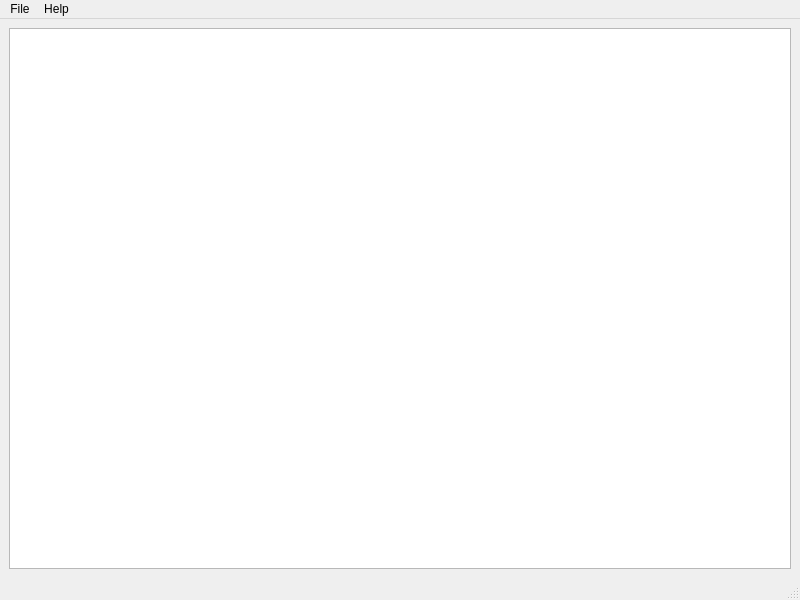
Above: qt_gui/LibraryManagementSystem/mainwindow.ui from Corrlie/Library_management_system before the change. Below: the same form after it.
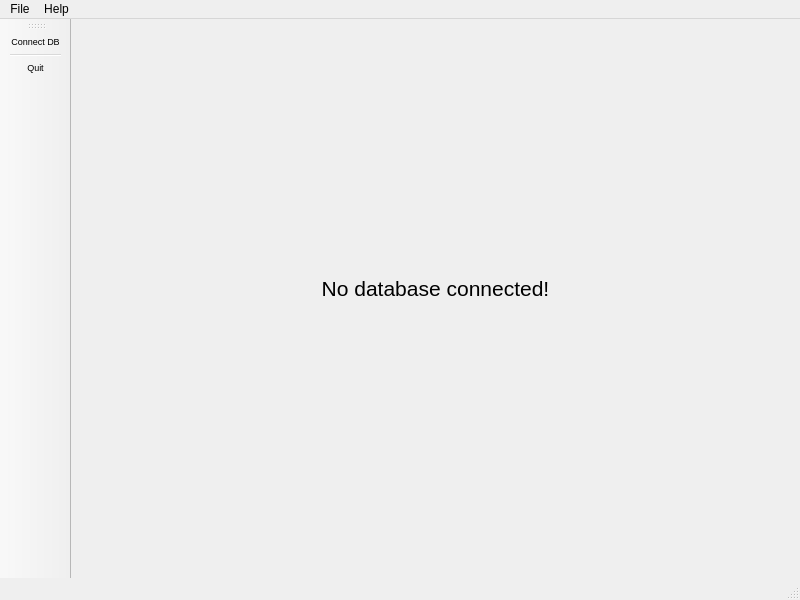
That is the form after the change. The open tabs and pages were chosen to show the change. Icons and pictures are not drawn.

Commit message: Added toolbar, statusbar and stackedWidget page of Db connection menu option

```diff
--- a/qt_gui/LibraryManagementSystem/mainwindow.ui
+++ b/qt_gui/LibraryManagementSystem/mainwindow.ui
@@ -16,7 +16,73 @@
   <widget class="QWidget" name="centralwidget">
    <layout class="QGridLayout" name="gridLayout">
     <item row="0" column="0">
-     <widget class="QTableView" name="tableView"/>
+     <widget class="QStackedWidget" name="stackedWidget">
+      <property name="currentIndex">
+       <number>0</number>
+      </property>
+      <widget class="QWidget" name="page_table">
+       <widget class="QTableView" name="tableView">
+        <property name="geometry">
+         <rect>
+          <x>0</x>
+          <y>0</y>
+          <width>711</width>
+          <height>531</height>
+         </rect>
+        </property>
+       </widget>
+      </widget>
+      <widget class="QWidget" name="page_start">
+       <layout class="QVBoxLayout" name="verticalLayout_2">
+        <item>
+         <widget class="QLabel" name="lbl_notConnected">
+          <property name="font">
+           <font>
+            <pointsize>16</pointsize>
+           </font>
+          </property>
+          <property name="text">
+           <string>No database connected!</string>
+          </property>
+          <property name="alignment">
+           <set>Qt::AlignCenter</set>
+          </property>
+         </widget>
+        </item>
+       </layout>
+      </widget>
+     </widget>
+    </item>
+    <item row="1" column="0">
+     <widget class="QLabel" name="lbl_connection_status">
+      <property name="sizePolicy">
+       <sizepolicy hsizetype="Fixed" vsizetype="Fixed">
+        <horstretch>0</horstretch>
+        <verstretch>0</verstretch>
+       </sizepolicy>
+      </property>
+      <property name="minimumSize">
+       <size>
+        <width>0</width>
+        <height>0</height>
+       </size>
+      </property>
+      <property name="maximumSize">
+       <size>
+        <width>20</width>
+        <height>20</height>
+       </size>
+      </property>
+      <property name="text">
+       <string/>
+      </property>
+      <property name="pixmap">
+       <pixmap resource="resources.qrc">:/res/img/warning.png</pixmap>
+      </property>
+      <property name="scaledContents">
+       <bool>true</bool>
+      </property>
+     </widget>
     </item>
    </layout>
   </widget>
@@ -49,6 +115,28 @@
    <addaction name="menuHelp"/>
   </widget>
   <widget class="QStatusBar" name="statusbar"/>
+  <widget class="QToolBar" name="toolBar">
+   <property name="font">
+    <font>
+     <pointsize>7</pointsize>
+    </font>
+   </property>
+   <property name="windowTitle">
+    <string>toolBar</string>
+   </property>
+   <property name="toolButtonStyle">
+    <enum>Qt::ToolButtonTextUnderIcon</enum>
+   </property>
+   <attribute name="toolBarArea">
+    <enum>LeftToolBarArea</enum>
+   </attribute>
+   <attribute name="toolBarBreak">
+    <bool>false</bool>
+   </attribute>
+   <addaction name="actionConnect_DB"/>
+   <addaction name="separator"/>
+   <addaction name="actionQuit"/>
+  </widget>
   <action name="actionConnect_DB">
    <property name="text">
     <string>Connect DB</string>
```
Left out of the diff: 12 changed lines with no effect on the pictures. The commit also changes 22 other files.
